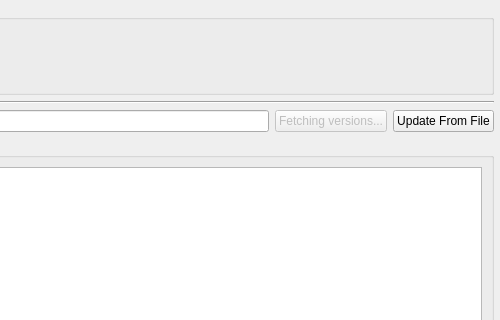
The window that launcher/ui/pages/instance/ManagedPackPage.ui (PrismLauncher/PrismLauncher) describes before a commit, drawn with Qt 5; both pictures show x 231 to 731 and y 0 to 320 of the 731 by 538 pixel window.
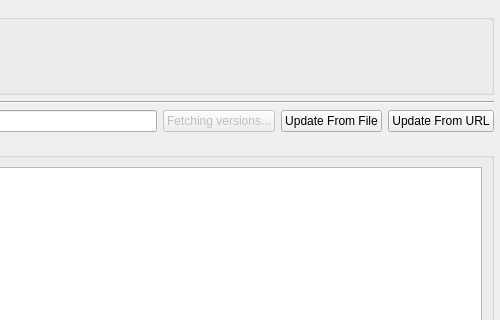
The same window after the commit. Custom widgets are drawn as their Qt base class.

Commit message:
feat: allow updating managed packs from a download URL
Add an "Update From URL" button next to "Update From File" on the managed
pack page. It asks for an HTTP(S) link to the pack file and runs the same
update flow as a local file. The button is hidden for local packs, which
already have a URL field.

```diff
--- a/launcher/ui/pages/instance/ManagedPackPage.ui
+++ b/launcher/ui/pages/instance/ManagedPackPage.ui
@@ -169,6 +169,19 @@
          </property>
         </widget>
        </item>
+       <item>
+        <widget class="QPushButton" name="updateFromUrlButton">
+         <property name="sizePolicy">
+          <sizepolicy hsizetype="Fixed" vsizetype="Fixed">
+           <horstretch>0</horstretch>
+           <verstretch>0</verstretch>
+          </sizepolicy>
+         </property>
+         <property name="text">
+          <string>Update From URL</string>
+         </property>
+        </widget>
+       </item>
       </layout>
      </item>
      <item>
```
The commit also changes 2 other files.
